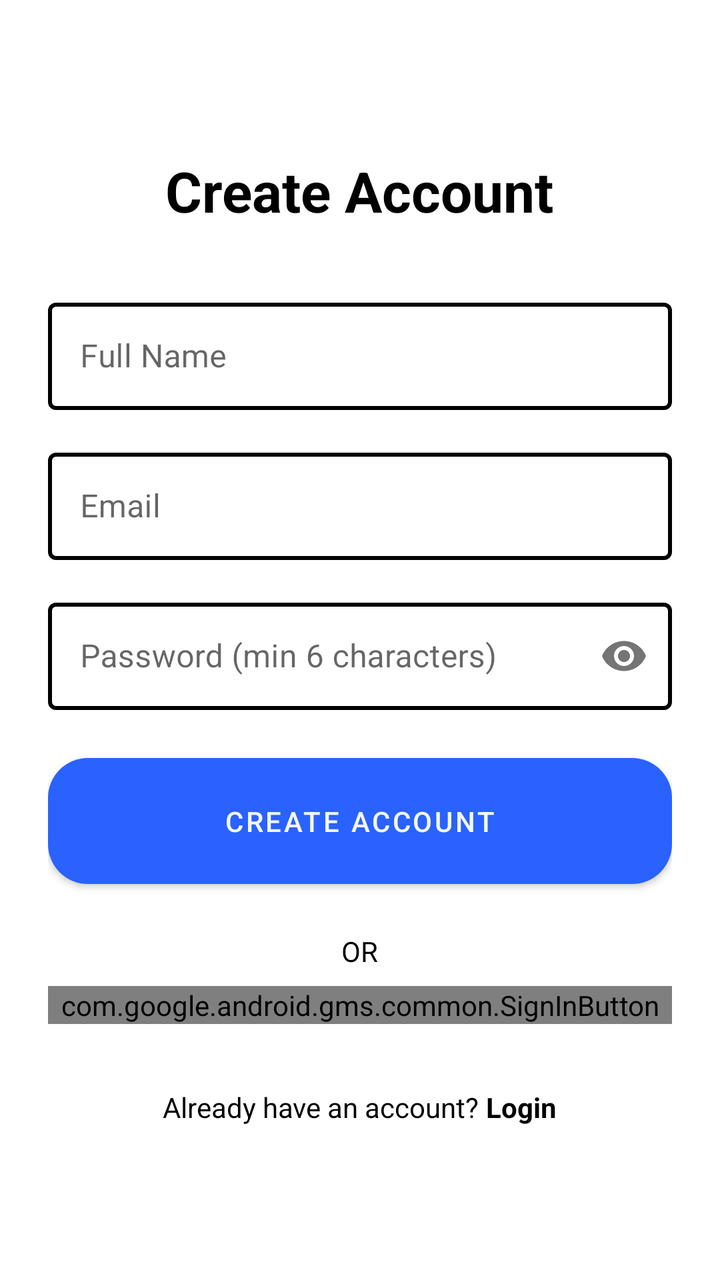
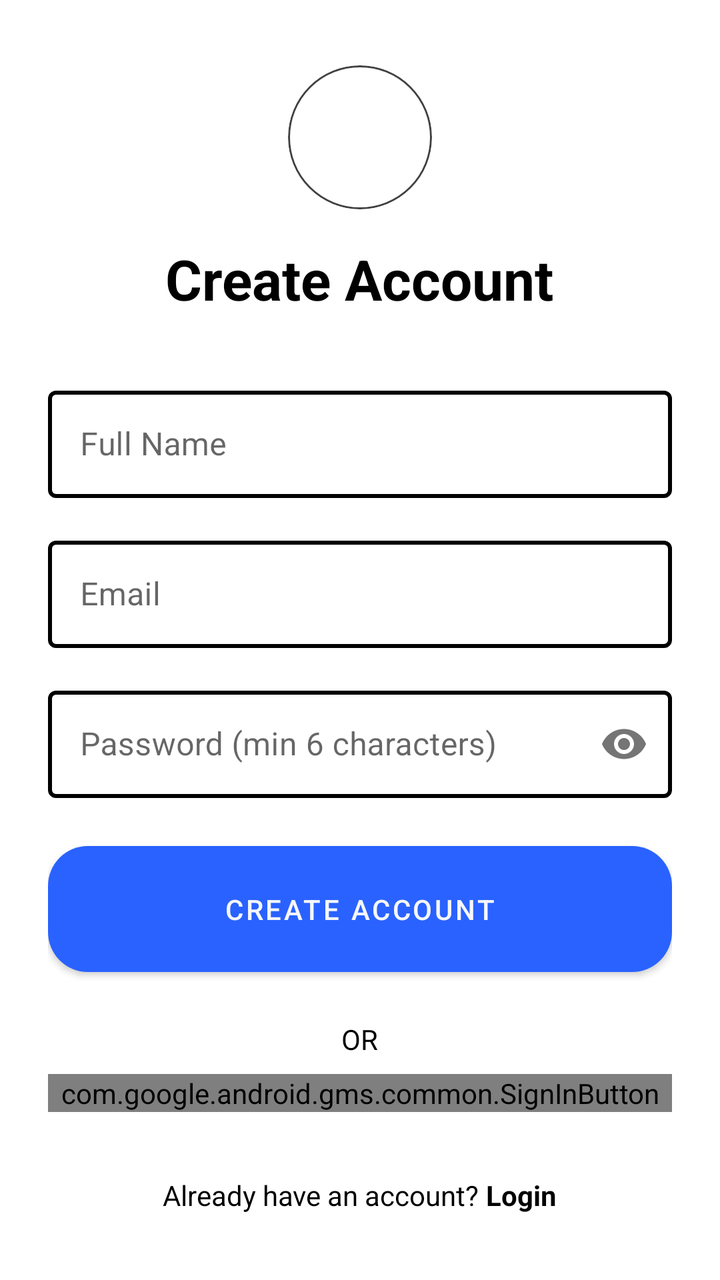

The first picture is an Android layout as it rendered before a commit; the second is the same layout after the commit. The layout source and the unified diff follow.
<!-- AndroidManifest.xml: application theme Theme.VISITINGCARD -->
<!-- res/layout/register_ui.xml -->
<?xml version="1.0" encoding="utf-8"?>
<ScrollView xmlns:android="http://schemas.android.com/apk/res/android"
    xmlns:app="http://schemas.android.com/apk/res-auto"
    xmlns:tools="http://schemas.android.com/tools"
    android:layout_width="match_parent"
    android:layout_height="match_parent"
    android:fillViewport="true"
    android:background="?android:colorBackground"
    tools:context=".RegisterUI">

    <LinearLayout
        android:layout_width="match_parent"
        android:layout_height="wrap_content"
        android:orientation="vertical"
        android:padding="24dp"
        android:gravity="center">

        <TextView
            android:layout_width="wrap_content"
            android:layout_height="wrap_content"
            android:text="Create Account"
            android:textSize="28sp"
            android:textStyle="bold"
            android:textColor="?attr/colorOnBackground"
            android:layout_marginBottom="32dp"/>

        <com.google.android.material.textfield.TextInputLayout
            android:layout_width="match_parent"
            android:layout_height="wrap_content"
            android:layout_marginBottom="16dp"
            style="@style/AppTextInputLayout"
            android:hint="Full Name">

            <com.google.android.material.textfield.TextInputEditText
                android:id="@+id/nameEditText"
                android:layout_width="match_parent"
                android:layout_height="wrap_content"
                android:inputType="textPersonName"
                android:padding="16dp"/>
        </com.google.android.material.textfield.TextInputLayout>

        <com.google.android.material.textfield.TextInputLayout
            android:layout_width="match_parent"
            android:layout_height="wrap_content"
            android:layout_marginBottom="16dp"
            style="@style/AppTextInputLayout"
            android:hint="Email">

            <com.google.android.material.textfield.TextInputEditText
                android:id="@+id/emailEditText"
                android:layout_width="match_parent"
                android:layout_height="wrap_content"
                android:inputType="textEmailAddress"
                android:padding="16dp"/>
        </com.google.android.material.textfield.TextInputLayout>

        <com.google.android.material.textfield.TextInputLayout
            android:layout_width="match_parent"
            android:layout_height="wrap_content"
            android:layout_marginBottom="24dp"
            style="@style/AppTextInputLayout"
            app:passwordToggleEnabled="true"
            android:hint="Password (min 6 characters)">

            <com.google.android.material.textfield.TextInputEditText
                android:id="@+id/passwordEditText"
                android:layout_width="match_parent"
                android:layout_height="wrap_content"
                android:inputType="textPassword"
                android:padding="16dp"/>
        </com.google.android.material.textfield.TextInputLayout>

        <Button
            android:id="@+id/registerButton"
            android:layout_width="match_parent"
            android:layout_height="wrap_content"
            android:text="Create Account"
            android:background="@drawable/btn"
            android:textColor="@color/white"
            android:layout_marginBottom="16dp"
            android:padding="16dp"/>

        <TextView
            android:layout_width="wrap_content"
            android:layout_height="wrap_content"
            android:text="OR"
            android:textColor="?attr/colorOnBackground"
            android:layout_marginVertical="8dp"/>

        <com.google.android.gms.common.SignInButton
            android:id="@+id/googleSignInButton"
            android:layout_width="match_parent"
            android:layout_height="wrap_content"
            android:layout_marginBottom="16dp"/>

        <LinearLayout
            android:layout_width="match_parent"
            android:layout_height="wrap_content"
            android:orientation="horizontal"
            android:gravity="center"
            android:layout_marginTop="16dp">

            <TextView
                android:layout_width="wrap_content"
                android:layout_height="wrap_content"
                android:text="Already have an account? "
                android:textColor="?attr/colorOnBackground"/>

            <TextView
                android:id="@+id/loginTextView"
                android:layout_width="wrap_content"
                android:layout_height="wrap_content"
                android:text="Login"
                android:textColor="?attr/colorOnBackground"
                android:textStyle="bold"/>
        </LinearLayout>

        <ProgressBar
            android:id="@+id/progressBar"
            style="?android:attr/progressBarStyle"
            android:layout_width="wrap_content"
            android:layout_height="wrap_content"
            android:visibility="gone"
            android:layout_marginTop="16dp"/>

    </LinearLayout>
</ScrollView>
<!-- resources referenced by this layout -->
<resources>
  <color name="white">#F5F7FA</color>
  <!-- drawable btn (drawable) -->
  <?xml version="1.0" encoding="utf-8"?>
  <selector xmlns:android="http://schemas.android.com/apk/res/android">
  
      
      <item android:state_pressed="true">
          <shape android:shape="rectangle">
              <solid android:color="@color/textPrimary" /> 
              <corners android:radius="20dp" />
              <padding
                  android:left="16dp"
                  android:right="16dp"
                  android:top="8dp"
                  android:bottom="8dp" />
          </shape>
      </item>
  
      
      <item>
          <shape android:shape="rectangle">
              <solid android:color="@color/blue" /> 
              <corners android:radius="20dp" />
              <padding
                  android:left="16dp"
                  android:right="16dp"
                  android:top="8dp"
                  android:bottom="8dp" />
          </shape>
      </item>
  </selector>
  <style name="AppTextInputLayout" parent="Widget.MaterialComponents.TextInputLayout.OutlinedBox">
          <item name="boxStrokeColor">@color/textinput_stroke</item>
          <item name="hintTextColor">@color/textinput_stroke</item>
          <item name="boxStrokeWidth">2dp</item>
          <item name="boxStrokeWidthFocused">3dp</item>
          <item name="boxBackgroundMode">outline</item>
      </style>
  <style name="Theme.VISITINGCARD" parent="Theme.MaterialComponents.Light.NoActionBar">
          
          <item name="colorPrimary">@color/buttonBackground</item>
          <item name="colorPrimaryVariant">@color/textPrimary</item>
          
          <item name="colorPrimaryDark">@color/white</item>
          <item name="colorOnPrimary">@color/buttonText</item>
  
          <item name="colorSecondary">@color/linkColor</item>
          <item name="colorSecondaryVariant">@color/teal_700</item>
          <item name="colorOnSecondary">@color/white</item>
  
          
          <item name="android:statusBarColor">@color/white</item>
          <item name="android:windowLightStatusBar">true</item>
          <item name="android:navigationBarColor">@color/black</item>
          
          <item name="android:forceDarkAllowed">false</item>
          
          
          <item name="textInputStyle">@style/AppTextInputLayout</item>
          <item name="textInputOutlinedStyle">@style/AppTextInputLayout</item>
      </style>
  <color name="textPrimary">@color/blue</color>
  <color name="blue">#2962FF</color>
  <color name="buttonBackground">@color/blue</color>
  <color name="buttonText">#FFFFFF</color>
  <color name="linkColor">#00ACC1</color>
  <color name="teal_700">#FF018786</color>
  <color name="black">#0D0D0D</color>
</resources>

<!-- the commit's change to res/layout/register_ui.xml (unified diff, before → after) -->
@@ -14,6 +14,17 @@
         android:orientation="vertical"
         android:padding="24dp"
         android:gravity="center">
+
+        <ImageView
+            android:id="@+id/appIcon"
+            android:layout_width="72dp"
+            android:layout_height="72dp"
+            android:layout_marginBottom="16dp"
+            android:background="@drawable/circle_icon_bg"
+            android:clipToOutline="true"
+            android:contentDescription="App icon"
+            android:scaleType="centerCrop"
+            android:src="@mipmap/ic_launcher" />
 
         <TextView
             android:layout_width="wrap_content"
<!-- resource entries referenced after the edit -->
@@ -31,6 +31,19 @@
           </shape>
       </item>
   </selector>
+  <!-- drawable circle_icon_bg (drawable) -->
+  <?xml version="1.0" encoding="utf-8"?>
+  <shape xmlns:android="http://schemas.android.com/apk/res/android" android:shape="oval">
+      <solid android:color="#FFFFFFFF" />
+      <size android:width="80dp" android:height="80dp" />
+      <stroke android:width="1dp" android:color="#424141" />
+  </shape>
+  <!-- mipmap ic_launcher (mipmap-anydpi-v26) -->
+  <?xml version="1.0" encoding="utf-8"?>
+  <adaptive-icon xmlns:android="http://schemas.android.com/apk/res/android">
+      <background android:drawable="@drawable/ic_launcher_background"/>
+      <foreground android:drawable="@mipmap/ic_launcher_foreground"/>
+  </adaptive-icon>
   <style name="AppTextInputLayout" parent="Widget.MaterialComponents.TextInputLayout.OutlinedBox">
           <item name="boxStrokeColor">@color/textinput_stroke</item>
           <item name="hintTextColor">@color/textinput_stroke</item>
@@ -63,6 +76,7 @@
       </style>
   <color name="textPrimary">@color/blue</color>
   <color name="blue">#2962FF</color>
+  <!-- drawable ic_launcher_background: vector/xml drawable (drawable, 4866 chars, omitted) -->
   <color name="buttonBackground">@color/blue</color>
   <color name="buttonText">#FFFFFF</color>
   <color name="linkColor">#00ACC1</color>
